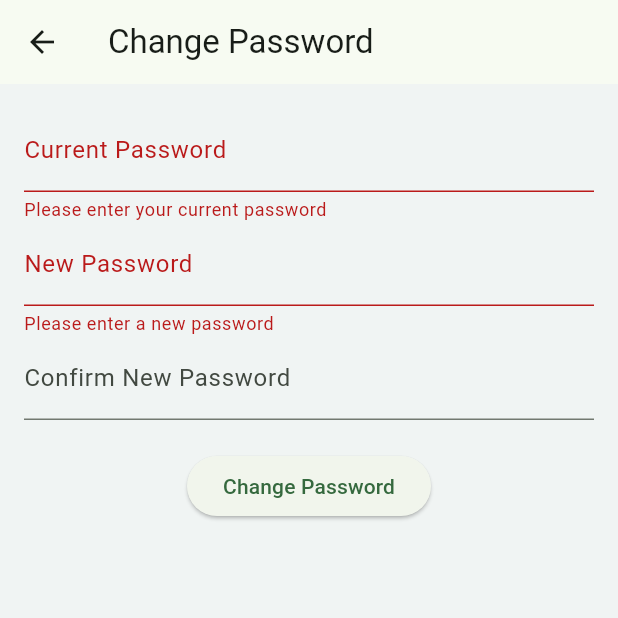
After one commit to salmenkhelifi1/ADAPTIFIT, a Flutter app: the ChangePasswordScreen screen opened directly, after a tap on "Change Password", on a phone screen of 412 x 824 dp, the top half of it. The commit adds this screen. Run offline on Flutter 3.47's test engine with Material 3 defaults, Android fonts, the phone set to English and light mode, and no system bars; our stand-ins replace cloud_firestore, device_preview, firebase_auth, firebase_core, table_calendar; accounts and stored records are empty; generated files the repository leaves out were written again; Roboto replaces fonts that are missing (Poppins).

Commit message:
feat: Add Change Password functionality and enhance UserModel with progress tracking; implement Nutrition and Workout Overview screens

```diff
--- /dev/null
+++ b/adaptifit/lib/src/screens/auth/change_password_screen.dart
@@ -0,0 +1,111 @@
+import 'package:adaptifit/src/services/auth_service.dart';
+import 'package:flutter/material.dart';
+
+class ChangePasswordScreen extends StatefulWidget {
+  const ChangePasswordScreen({Key? key}) : super(key: key);
+
+  @override
+  _ChangePasswordScreenState createState() => _ChangePasswordScreenState();
+}
+
+class _ChangePasswordScreenState extends State<ChangePasswordScreen> {
+  final _formKey = GlobalKey<FormState>();
+  final _authService = AuthService();
+  final _currentPasswordController = TextEditingController();
+  final _newPasswordController = TextEditingController();
+  final _confirmNewPasswordController = TextEditingController();
+  bool _isLoading = false;
+
+  Future<void> _changePassword() async {
+    if (_formKey.currentState!.validate()) {
+      setState(() {
+        _isLoading = true;
+      });
+      bool success = await _authService.changePassword(
+        currentPassword: _currentPasswordController.text,
+        newPassword: _newPasswordController.text,
+      );
+      setState(() {
+        _isLoading = false;
+      });
+      if (success) {
+        ScaffoldMessenger.of(context).showSnackBar(
+          const SnackBar(content: Text('Password changed successfully')),
+        );
+        Navigator.of(context).pop();
+      } else {
+        ScaffoldMessenger.of(context).showSnackBar(
+          const SnackBar(content: Text('Failed to change password')),
+        );
+      }
+    }
+  }
+
+  @override
+  Widget build(BuildContext context) {
+    return Scaffold(
+      appBar: AppBar(
+        title: const Text('Change Password'),
+      ),
+      body: Padding(
+        padding: const EdgeInsets.all(16.0),
+        child: Form(
+          key: _formKey,
+          child: Column(
+            children: [
+              TextFormField(
+                controller: _currentPasswordController,
+                decoration: const InputDecoration(
+                  labelText: 'Current Password',
+                ),
+                obscureText: true,
+                validator: (value) {
+                  if (value == null || value.isEmpty) {
+                    return 'Please enter your current password';
+                  }
+                  return null;
+                },
+              ),
+              TextFormField(
+                controller: _newPasswordController,
+                decoration: const InputDecoration(
+                  labelText: 'New Password',
+                ),
+                obscureText: true,
+                validator: (value) {
+                  if (value == null || value.isEmpty) {
+                    return 'Please enter a new password';
+                  }
+                  if (value.length < 6) {
+                    return 'Password must be at least 6 characters long';
+                  }
+                  return null;
+                },
+              ),
+              TextFormField(
+                controller: _confirmNewPasswordController,
+                decoration: const InputDecoration(
+                  labelText: 'Confirm New Password',
+                ),
+                obscureText: true,
+                validator: (value) {
+                  if (value != _newPasswordController.text) {
+                    return 'Passwords do not match';
+                  }
+                  return null;
+                },
+              ),
+              const SizedBox(height: 20),
+              _isLoading
+                  ? const CircularProgressIndicator()
+                  : ElevatedButton(
+                      onPressed: _changePassword,
+                      child: const Text('Change Password'),
+                    ),
+            ],
+          ),
+        ),
+      ),
+    );
+  }
+}
```
Also changed, not shown: adaptifit/lib/src/core/models/user_model.dart (+10 -0 lines), adaptifit/lib/src/screens/core_app/nutrition_overview_screen.dart (added, +19 -0 lines), adaptifit/lib/src/screens/core_app/plan_screen.dart (+24 -2 lines), adaptifit/lib/src/screens/core_app/profile_screen.dart (+113 -32 lines), adaptifit/lib/src/screens/core_app/settings_screen.dart (+32 -3 lines), adaptifit/lib/src/screens/core_app/workout_overview_screen.dart (added, +19 -0 lines), adaptifit/lib/src/screens/onboarding/onboarding_question_screen.dart (+35 -0 lines), adaptifit/lib/src/services/auth_service.dart (+17 -0 lines).
